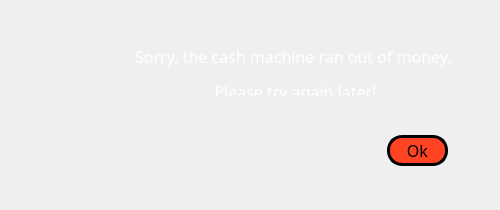
This is outofmoney.ui in Regulus-Cor-Leonis/Cash-Machine-simulation as Qt 5 draws it before an edit. The edited form follows.
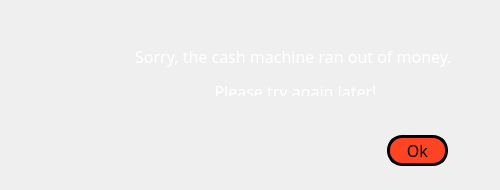
This is the edited form. Icons and pictures are not drawn.

Patch:
```diff
--- a/outofmoney.ui
+++ b/outofmoney.ui
@@ -7,7 +7,7 @@
     <x>0</x>
     <y>0</y>
     <width>500</width>
-    <height>210</height>
+    <height>190</height>
    </rect>
   </property>
   <property name="windowTitle">
```
Left out of the diff: 10 changed lines with no effect on the pictures.
